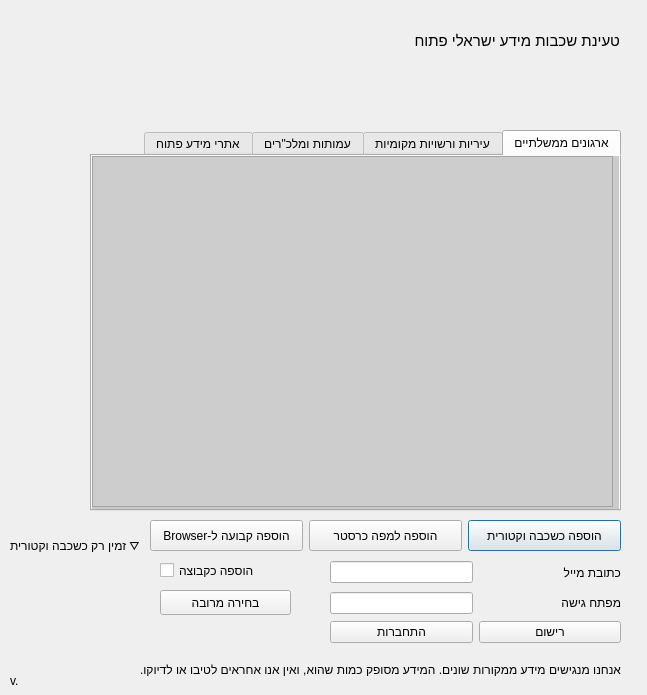
Above: opendata_loader_dialog_base.ui from KaplanOpenSource/qgis-open-data before the change. Below: the same form after it.
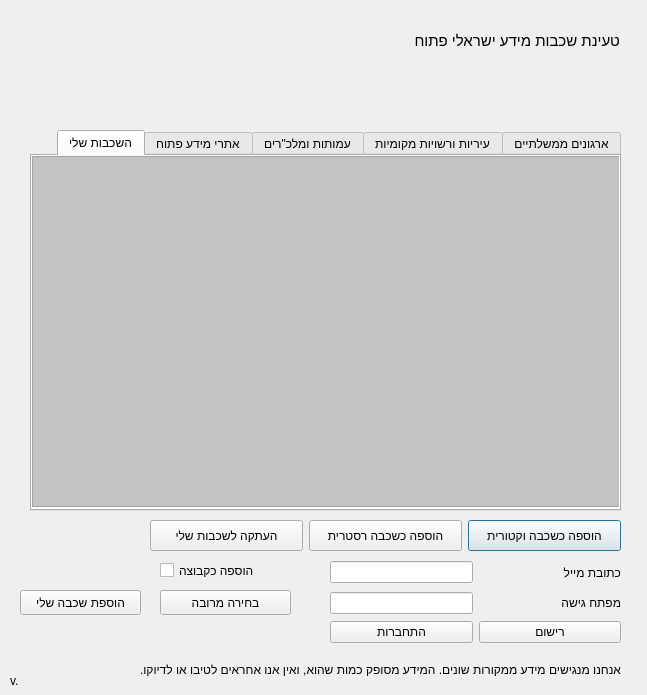
That is the form after the change. The open tabs and pages were chosen to show the change. Icons and pictures are not drawn.

Commit message: Add "my layers" tab

What changed in the file:
```diff
--- a/opendata_loader_dialog_base.ui
+++ b/opendata_loader_dialog_base.ui
@@ -35,7 +35,7 @@
        </sizepolicy>
       </property>
       <property name="text">
-       <string>Browser-הוספה קבועה ל</string>
+       <string>העתקה לשכבות שלי</string>
       </property>
      </widget>
     </item>
@@ -48,7 +48,7 @@
        </sizepolicy>
       </property>
       <property name="text">
-       <string>הוספה למפה כרסטר</string>
+       <string>הוספה כשכבה רסטרית</string>
       </property>
      </widget>
     </item>
@@ -173,11 +173,14 @@
    </layout>
   </widget>
   <widget class="QTabWidget" name="tabWidget">
+   <property name="enabled">
+    <bool>true</bool>
+   </property>
    <property name="geometry">
     <rect>
-     <x>90</x>
+     <x>30</x>
      <y>130</y>
-     <width>531</width>
+     <width>591</width>
      <height>381</height>
     </rect>
    </property>
@@ -199,7 +202,7 @@
       <rect>
        <x>0</x>
        <y>0</y>
-       <width>521</width>
+       <width>591</width>
        <height>351</height>
       </rect>
      </property>
@@ -224,10 +227,10 @@
     <widget class="QLabel" name="teaserGov">
      <property name="geometry">
       <rect>
-       <x>-10</x>
-       <y>-10</y>
-       <width>541</width>
-       <height>381</height>
+       <x>0</x>
+       <y>0</y>
+       <width>591</width>
+       <height>351</height>
       </rect>
      </property>
      <property name="palette">
@@ -612,6 +615,218 @@
      </column>
     </widget>
    </widget>
+   <widget class="QWidget" name="userServicesTab">
+    <property name="enabled">
+     <bool>false</bool>
+    </property>
+    <attribute name="title">
+     <string>השכבות שלי</string>
+    </attribute>
+    <widget class="QTreeWidget" name="userServicesTree">
+     <property name="geometry">
+      <rect>
+       <x>0</x>
+       <y>0</y>
+       <width>591</width>
+       <height>351</height>
+      </rect>
+     </property>
+     <property name="layoutDirection">
+      <enum>Qt::RightToLeft</enum>
+     </property>
+     <property name="selectionMode">
+      <enum>QAbstractItemView::MultiSelection</enum>
+     </property>
+     <property name="columnCount">
+      <number>1</number>
+     </property>
+     <attribute name="headerVisible">
+      <bool>false</bool>
+     </attribute>
+     <column>
+      <property name="text">
+       <string notr="true">1</string>
+      </property>
+     </column>
+    </widget>
+    <widget class="QLabel" name="teaserUserServices">
+     <property name="enabled">
+      <bool>true</bool>
+     </property>
+     <property name="geometry">
+      <rect>
+       <x>0</x>
+       <y>0</y>
+       <width>591</width>
+       <height>351</height>
+      </rect>
+     </property>
+     <property name="palette">
+      <palette>
+       <active>
+        <colorrole role="WindowText">
+         <brush brushstyle="SolidPattern">
+          <color alpha="255">
+           <red>0</red>
+           <green>0</green>
+           <blue>0</blue>
+          </color>
+         </brush>
+        </colorrole>
+        <colorrole role="Button">
+         <brush brushstyle="SolidPattern">
+          <color alpha="102">
+           <red>131</red>
+           <green>131</green>
+           <blue>131</blue>
+          </color>
+         </brush>
+        </colorrole>
+        <colorrole role="Text">
+         <brush brushstyle="SolidPattern">
+          <color alpha="255">
+           <red>0</red>
+           <green>0</green>
+           <blue>0</blue>
+          </color>
+         </brush>
+        </colorrole>
+        <colorrole role="Base">
+         <brush brushstyle="SolidPattern">
+          <color alpha="102">
+           <red>131</red>
+           <green>131</green>
+           <blue>131</blue>
+          </color>
+         </brush>
+        </colorrole>
+        <colorrole role="Window">
+         <brush brushstyle="SolidPattern">
+          <color alpha="102">
+           <red>131</red>
+           <green>131</green>
+           <blue>131</blue>
+          </color>
+         </brush>
+        </colorrole>
+       </active>
+       <inactive>
+        <colorrole role="WindowText">
+         <brush brushstyle="SolidPattern">
+          <color alpha="255">
+           <red>0</red>
+           <green>0</green>
+           <blue>0</blue>
+          </color>
+         </brush>
+        </colorrole>
+        <colorrole role="Button">
+         <brush brushstyle="SolidPattern">
+          <color alpha="102">
+           <red>131</red>
+           <green>131</green>
+           <blue>131</blue>
+          </color>
+         </brush>
+        </colorrole>
+        <colorrole role="Text">
+         <brush brushstyle="SolidPattern">
+          <color alpha="255">
+           <red>0</red>
+           <green>0</green>
+           <blue>0</blue>
+          </color>
+         </brush>
+        </colorrole>
+        <colorrole role="Base">
+         <brush brushstyle="SolidPattern">
+          <color alpha="102">
+           <red>131</red>
+           <green>131</green>
+           <blue>131</blue>
+          </color>
+         </brush>
+        </colorrole>
+        <colorrole role="Window">
+         <brush brushstyle="SolidPattern">
+          <color alpha="102">
+           <red>131</red>
+           <green>131</green>
+           <blue>131</blue>
+          </color>
+         </brush>
+        </colorrole>
+       </inactive>
+       <disabled>
+        <colorrole role="WindowText">
+         <brush brushstyle="SolidPattern">
+          <color alpha="255">
+           <red>0</red>
+           <green>0</green>
+           <blue>0</blue>
+          </color>
+         </brush>
+        </colorrole>
+        <colorrole role="Button">
+         <brush brushstyle="SolidPattern">
+          <color alpha="102">
+           <red>131</red>
+           <green>131</green>
+           <blue>131</blue>
+          </color>
+         </brush>
+        </colorrole>
+        <colorrole role="Text">
+         <brush brushstyle="SolidPattern">
+          <color alpha="255">
+           <red>0</red>
+           <green>0</green>
+           <blue>0</blue>
+          </color>
+         </brush>
+        </colorrole>
+        <colorrole role="Base">
+         <brush brushstyle="SolidPattern">
+          <color alpha="102">
+           <red>131</red>
+           <green>131</green>
+           <blue>131</blue>
+          </color>
+         </brush>
+        </colorrole>
+        <colorrole role="Window">
+         <brush brushstyle="SolidPattern">
+          <color alpha="102">
+           <red>131</red>
+           <green>131</green>
+           <blue>131</blue>
+          </color>
+         </brush>
+        </colorrole>
+       </disabled>
+      </palette>
+     </property>
+     <property name="font">
+      <font>
+       <pointsize>26</pointsize>
+      </font>
+     </property>
+     <property name="autoFillBackground">
+      <bool>false</bool>
+     </property>
+     <property name="styleSheet">
+      <string notr="true">*{
+background-color: rgba(131, 131, 131,0.4);
+}</string>
+     </property>
+     <property name="text">
+      <string/>
+     </property>
+     <property name="alignment">
+      <set>Qt::AlignCenter</set>
+     </property>
+    </widget>
+   </widget>
   </widget>
   <widget class="QWidget" name="verticalLayoutWidget">
    <property name="geometry">
@@ -792,22 +1007,6 @@
     <string/>
    </property>
   </widget>
-  <widget class="QLabel" name="label_2">
-   <property name="geometry">
-    <rect>
-     <x>10</x>
-     <y>520</y>
-     <width>141</width>
-     <height>51</height>
-    </rect>
-   </property>
-   <property name="text">
-    <string> ⛛ זמין רק כשכבה וקטורית</string>
-   </property>
-   <property name="alignment">
-    <set>Qt::AlignRight|Qt::AlignTrailing|Qt::AlignVCenter</set>
-   </property>
-  </widget>
   <widget class="QLabel" name="label_3">
    <property name="geometry">
     <rect>
@@ -834,6 +1033,31 @@
     <string>v.</string>
    </property>
   </widget>
+  <widget class="QWidget" name="horizontalLayoutWidget">
+   <property name="geometry">
+    <rect>
+     <x>20</x>
+     <y>590</y>
+     <width>121</width>
+     <height>25</height>
+    </rect>
+   </property>
+   <layout class="QHBoxLayout" name="horizontalLayout">
+    <item>
+     <widget class="QPushButton" name="addServiceButton">
+      <property name="sizePolicy">
+       <sizepolicy hsizetype="Preferred" vsizetype="Preferred">
+        <horstretch>0</horstretch>
+        <verstretch>0</verstretch>
+       </sizepolicy>
+      </property>
+      <property name="text">
+       <string>הוספת שכבה שלי</string>
+      </property>
+     </widget>
+    </item>
+   </layout>
+  </widget>
  </widget>
  <resources/>
  <connections/>
```
Left out of the diff: 16 changed lines with no effect on the pictures. The commit also changes 5 other files.
